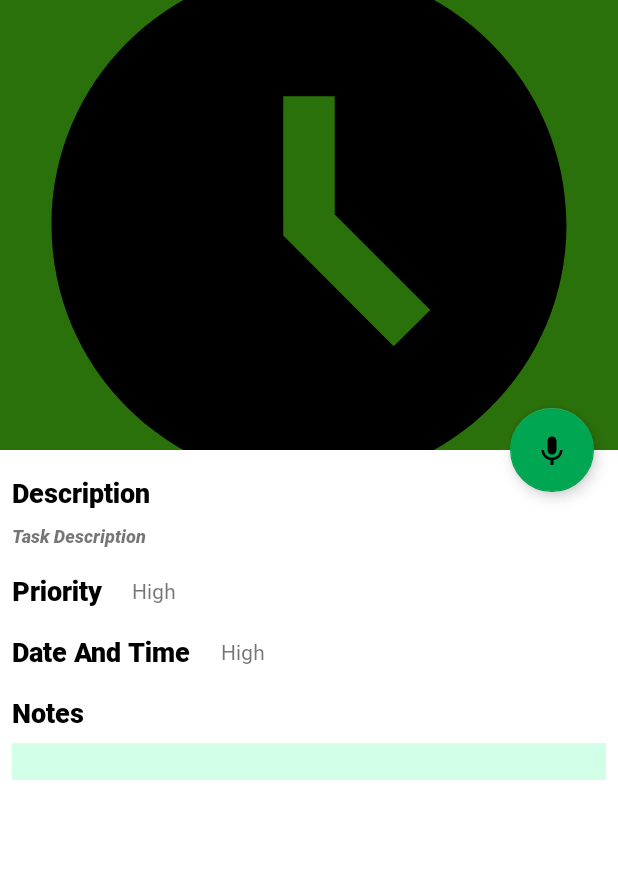
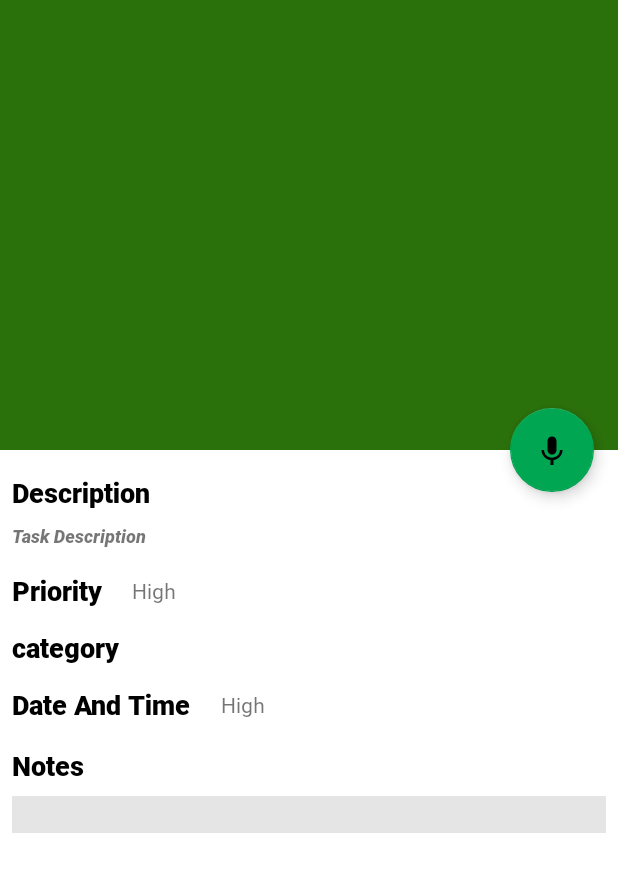
Before and after one commit to manojkumar0408/TaskManagement, an Android app: the TaskDetailActivity screen opened directly, with no data from a screen before it, on a phone screen of 412 x 824 dp. Shown: the top 872 px of the screen. Run offline under Robolectric (Android 15) with nearby library versions, the phone set to English and light mode, and no system bars; our stand-ins replace Firebase (no records; nobody signed in at launch, a user with empty details on screens opened directly), Room's generated code.

Commit message:
category

```diff
--- a/app/build.gradle.kts
+++ b/app/build.gradle.kts
@@ -55,6 +55,7 @@ dependencies {
     implementation("androidx.lifecycle:lifecycle-viewmodel-ktx:2.6.2")
     implementation("com.google.firebase:firebase-storage-ktx:20.3.0")
     implementation("com.google.firebase:firebase-firestore-ktx:24.10.0")
+    implementation("androidx.media3:media3-common:1.2.0")
     testImplementation("junit:junit:4.13.2")
     androidTestImplementation("androidx.test.ext:junit:1.1.5")
     androidTestImplementation("androidx.test.espresso:espresso-core:3.5.1")
--- a/app/src/main/java/com/example/timesync/AddNewTaskActivity.kt
+++ b/app/src/main/java/com/example/timesync/AddNewTaskActivity.kt
@@ -112,7 +112,7 @@ class AddNewTaskActivity : AppCompatActivity(), DatePickerFragment.OnDateSetList
         val description: String = binding.taskDescEditText.text.toString()
         val date: String = binding.textViewDate.text.toString()
         val time: String = binding.textViewTime.text.toString()
-        val category = binding.categoriesSpinner.selectedItem.toString()
+        val category : String = binding.categoriesSpin.selectedItem.toString()
         if (title.trim { it <= ' ' }.isEmpty()) {
             Toast.makeText(this, "Please insert a Title", Toast.LENGTH_SHORT).show()
             return
--- a/app/src/main/java/com/example/timesync/LoginActivity.kt
+++ b/app/src/main/java/com/example/timesync/LoginActivity.kt
@@ -89,7 +89,7 @@ class LoginActivity : AppCompatActivity() {
     }
 
     private fun getPermissions(): Boolean {
-        Log.d("permissiom", "check Gall")
+      //  Log.d("permissiom", "check Gall")
         return ContextCompat.checkSelfPermission(
             this, Manifest.permission.READ_EXTERNAL_STORAGE
         ) == PackageManager.PERMISSION_GRANTED
--- a/app/src/main/res/layout/activity_task_detail.xml
+++ b/app/src/main/res/layout/activity_task_detail.xml
@@ -17,16 +17,15 @@
             android:layout_width="match_parent"
             android:layout_height="300dp"
             android:fitsSystemWindows="true"
-            app:contentScrim="?attr/colorPrimary"
             app:layout_scrollFlags="scroll|exitUntilCollapsed"
             app:toolbarId="@+id/toolbar">
 
             <androidx.appcompat.widget.AppCompatImageView
+                android:id ="@+id/app_bar_image"
                 android:layout_width="match_parent"
                 android:layout_height="match_parent"
                 android:fitsSystemWindows="true"
-                android:scaleType="centerCrop"
-                android:src="@drawable/baseline_access_time_filled_24"
+                android:scaleType="fitXY"
                 app:layout_collapseMode="parallax" />
 
             <androidx.appcompat.widget.Toolbar
--- a/app/src/main/res/layout/layout_detail.xml
+++ b/app/src/main/res/layout/layout_detail.xml
@@ -59,6 +59,28 @@
                 app:layout_constraintTop_toTopOf="@id/text_priority" />
 
             <TextView
+                android:id="@+id/text_category"
+                style="@style/RobotoBold18"
+                android:layout_width="wrap_content"
+                android:layout_height="wrap_content"
+                android:layout_marginStart="@dimen/margin_size_8"
+                android:layout_marginTop="@dimen/margin_size_16"
+                android:text="@string/category"
+                app:layout_constraintStart_toStartOf="parent"
+                app:layout_constraintTop_toBottomOf="@id/set_priority_tv" />
+
+            <TextView
+                android:id="@+id/set_category_tv"
+                style="@style/RobotoRegular14"
+                android:layout_width="wrap_content"
+                android:layout_height="wrap_content"
+                android:layout_marginStart="@dimen/text_size_20"
+                android:text=""
+                app:layout_constraintBottom_toBottomOf="@id/text_category"
+                app:layout_constraintStart_toEndOf="@id/text_category"
+                app:layout_constraintTop_toTopOf="@id/text_category" />
+
+            <TextView
                 android:id="@+id/text_date_time"
                 style="@style/RobotoBold18"
                 android:layout_width="wrap_content"
@@ -67,7 +89,7 @@
                 android:layout_marginTop="@dimen/margin_size_16"
                 android:text="@string/date_and_time"
                 app:layout_constraintStart_toStartOf="parent"
-                app:layout_constraintTop_toBottomOf="@id/text_priority" />
+                app:layout_constraintTop_toBottomOf="@id/set_category_tv" />
 
 
             <TextView
@@ -100,7 +122,6 @@
                 android:layout_marginLeft="15dp"
                 android:layout_marginRight="15dp"
                 android:background="@color/bg_grey"
-                android:backgroundTint="@color/light_green"
                 app:layout_constraintStart_toStartOf="@id/notes_heading"
                 app:layout_constraintTop_toBottomOf="@id/notes_heading"
                 tools:visibility="visible" />
--- a/app/src/main/res/values/ids.xml
+++ b/app/src/main/res/values/ids.xml
@@ -6,4 +6,5 @@
     <item name="editTextTaskDescription" type="id" />
     <item name="textViewPriorityLabel" type="id" />
     <item name="spintxt" type="id" />
+    <item name="app_bar_image" type="id" />
 </resources>
--- a/app/src/main/res/values/strings.xml
+++ b/app/src/main/res/values/strings.xml
@@ -55,4 +55,5 @@
     <string name="last_name">Last name</string>
     <string name="filter">filter</string>
     <string name="sort">sort</string>
+    <string name="category">category</string>
 </resources>
```
Also changed, not shown: app/src/main/java/com/example/timesync/TaskDetailActivity.kt (+18 -3 lines), app/src/main/classimage-playstore.png (added), app/src/main/classimg-playstore.png (added), app/src/main/part_timeimage-playstore.png (added), app/src/main/personalimage-playstore.png (added), app/src/main/personalimg-playstore.png (added), 3 other files.
